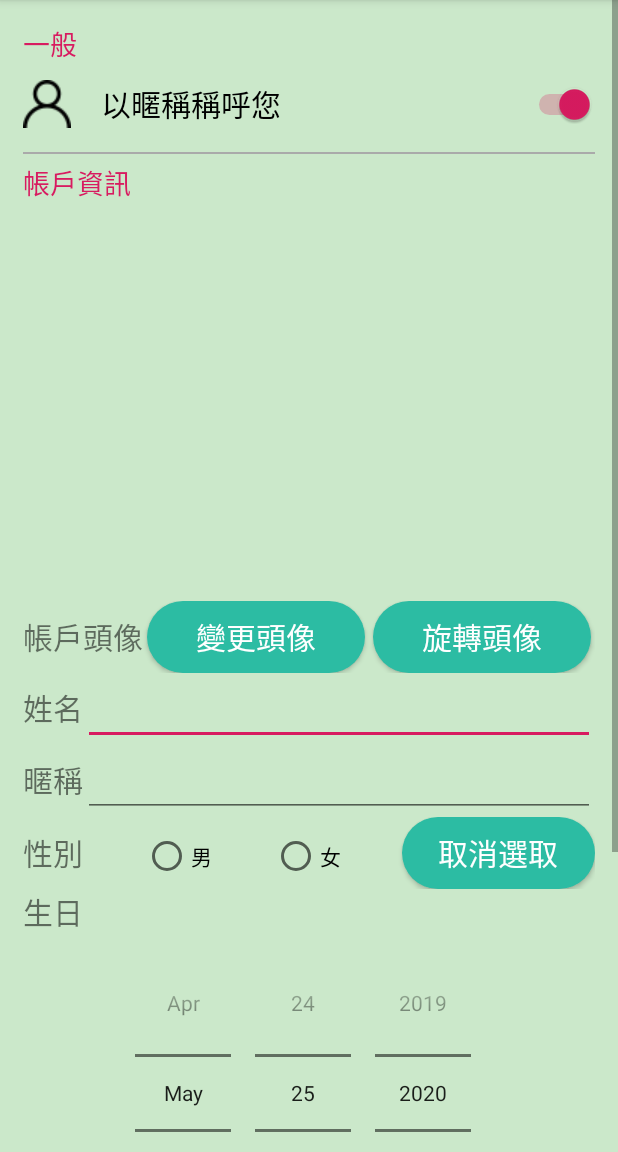
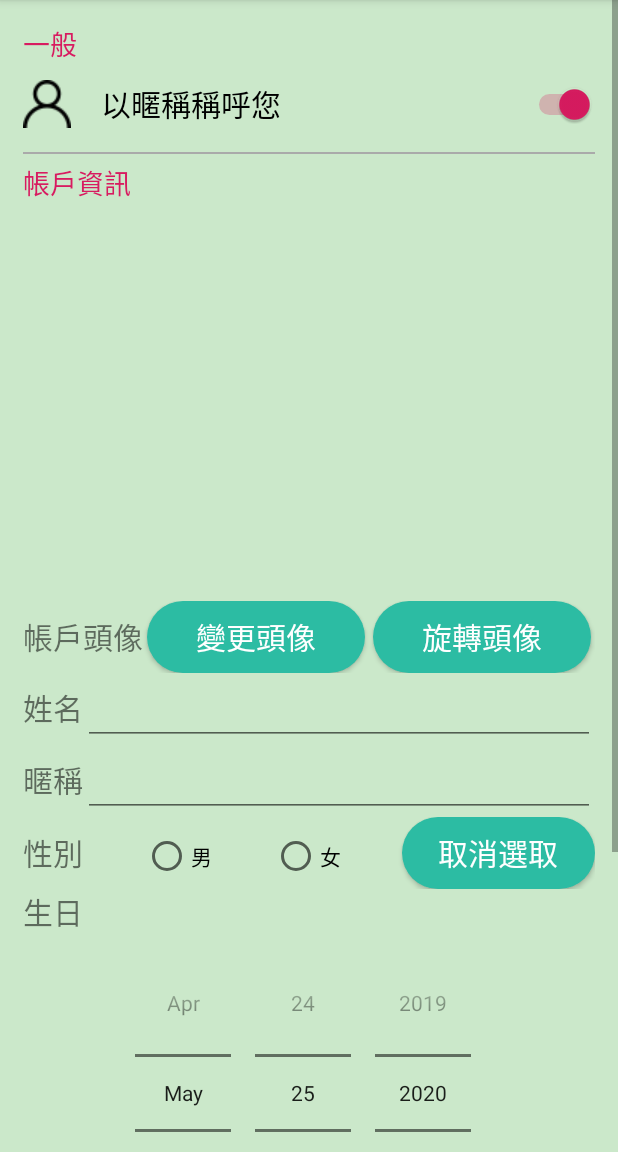
Before and after one commit to ericbig66/Hapyy-Coin-Client-Remaster, an Android app: the AlterMember screen opened directly, with no data from a screen before it, on a phone screen of 412 x 824 dp, the part 84-1236 px from its top. Run offline under Robolectric (Android 15) with nearby library versions, the light colour scheme and no system bars; libraries missing offline, so code that uses them is left out: com.journeyapps.barcodescanner, com.mikhaellopez.circularimageview; plain views replace CircularImageView; 12 statements that could not run were skipped.

Commit message:
0525 lsst update

```diff
--- a/app/src/main/java/com/greeting/happycoin/AlterMember.java
+++ b/app/src/main/java/com/greeting/happycoin/AlterMember.java
@@ -49,17 +49,17 @@ import java.sql.Types;
 import java.text.SimpleDateFormat;
 import java.util.Date;
 
-import static com.greeting.happycoin.LoginAndRegister.getPfr;
 import static com.greeting.happycoin.LoginAndRegister.getUUID;
 import static com.greeting.happycoin.LoginAndRegister.inf;
 import static com.greeting.happycoin.LoginAndRegister.nm;
 import static com.greeting.happycoin.LoginAndRegister.pass;
 import static com.greeting.happycoin.LoginAndRegister.pf;
-import static com.greeting.happycoin.LoginAndRegister.popup;
-import static com.greeting.happycoin.LoginAndRegister.setPfr;
 import static com.greeting.happycoin.LoginAndRegister.url;
 import static com.greeting.happycoin.LoginAndRegister.user;
+import static com.greeting.happycoin.MainActivity.getPfr;
 import static com.greeting.happycoin.MainActivity.hideKB;
+import static com.greeting.happycoin.MainActivity.popup;
+import static com.greeting.happycoin.MainActivity.setPfr;
 import static java.lang.String.valueOf;
 
 public class AlterMember extends AppCompatActivity {
@@ -73,7 +73,7 @@ public class AlterMember extends AppCompatActivity {
     SurfaceView RDCAM; //資料接收時掃描畫面顯示處
     BarcodeDetector barcodeDetector; //繼承資料掃描器
     CameraSource cameraSource; //繼承資料時需要相機使用權限
-    String operate = "sav";//操作功能別(sav = 保存修改)***
+    String operate = "sav";//操作功能別(sav = 保存修改、CD = 換機、RD = 資料繼承、back = 返回)
     String ouuid; //舊裝置的UUID
     String pwd; //換機用密碼
     LinearLayout common;//正常模式下的內容
@@ -105,7 +105,7 @@ public class AlterMember extends AppCompatActivity {
         Birthday = findViewById(R.id.Birthday);
         CDhint = findViewById(R.id.CDhint);
         RDhint = findViewById(R.id.RDhint);
-
+        //設定區
         //設定相機
         barcodeDetector = new BarcodeDetector.Builder(this).setBarcodeFormats(Barcode.QR_CODE).build();
         cameraSource = new CameraSource.Builder(this,barcodeDetector).setRequestedPreviewSize(1080,1920).build();
@@ -139,7 +139,7 @@ public class AlterMember extends AppCompatActivity {
         }
         Address.setText(inf[7].equals("null")?"":inf[7]);//通訊地址
         profile.setRotation(Float.parseFloat(inf[4]));//頭像角度
-        //點集換機時的動作
+        //點擊換機時的動作
         CD.setOnClickListener(v -> {
             setAlert("換機確認", "您是否要將此帳號轉移至另一支手機?\n", "是", "否", this);
         });
--- a/app/src/main/java/com/greeting/happycoin/event.java
+++ b/app/src/main/java/com/greeting/happycoin/event.java
@@ -26,7 +26,6 @@ import java.sql.Types;
 
 import static com.greeting.happycoin.LoginAndRegister.getUUID;
 import static com.greeting.happycoin.LoginAndRegister.pass;
-import static com.greeting.happycoin.LoginAndRegister.popup;
 import static com.greeting.happycoin.LoginAndRegister.url;
 import static com.greeting.happycoin.LoginAndRegister.user;
 import static com.greeting.happycoin.MainActivity.AactDate;
@@ -47,6 +46,7 @@ import static com.greeting.happycoin.MainActivity.EventId;
 import static com.greeting.happycoin.MainActivity.attended;
 import static com.greeting.happycoin.MainActivity.entryIsRecent;
 import static com.greeting.happycoin.MainActivity.hideKB;
+import static com.greeting.happycoin.MainActivity.popup;
 
 
 public class event extends AppCompatActivity {
--- a/app/src/main/java/com/greeting/happycoin/eventDetail.java
+++ b/app/src/main/java/com/greeting/happycoin/eventDetail.java
@@ -22,7 +22,6 @@ import java.sql.Types;
 
 import static com.greeting.happycoin.LoginAndRegister.getUUID;
 import static com.greeting.happycoin.LoginAndRegister.pass;
-import static com.greeting.happycoin.LoginAndRegister.popup;
 import static com.greeting.happycoin.LoginAndRegister.url;
 import static com.greeting.happycoin.LoginAndRegister.user;
 import static com.greeting.happycoin.MainActivity.AactDate;
@@ -41,6 +40,7 @@ import static com.greeting.happycoin.MainActivity.Astart_date;
 import static com.greeting.happycoin.MainActivity.Avendor;
 import static com.greeting.happycoin.MainActivity.EventId;
 import static com.greeting.happycoin.MainActivity.attended;
+import static com.greeting.happycoin.MainActivity.popup;
 
 public class eventDetail extends AppCompatActivity {
     //將Base64轉換為點陣圖
--- a/app/src/main/java/com/greeting/happycoin/market.java
+++ b/app/src/main/java/com/greeting/happycoin/market.java
@@ -28,7 +28,6 @@ import java.sql.Types;
 
 import static com.greeting.happycoin.LoginAndRegister.getUUID;
 import static com.greeting.happycoin.LoginAndRegister.pass;
-import static com.greeting.happycoin.LoginAndRegister.popup;
 import static com.greeting.happycoin.LoginAndRegister.url;
 import static com.greeting.happycoin.LoginAndRegister.user;
 import static com.greeting.happycoin.MainActivity.BuyId;
@@ -40,6 +39,7 @@ import static com.greeting.happycoin.MainActivity.Pprice;
 import static com.greeting.happycoin.MainActivity.Vendor;
 import static com.greeting.happycoin.MainActivity.happypi;
 import static com.greeting.happycoin.MainActivity.hideKB;
+import static com.greeting.happycoin.MainActivity.popup;
 
 
 public class market extends AppCompatActivity {
--- a/app/src/main/java/com/greeting/happycoin/productDetail.java
+++ b/app/src/main/java/com/greeting/happycoin/productDetail.java
@@ -21,7 +21,6 @@ import java.sql.Types;
 
 import static com.greeting.happycoin.LoginAndRegister.getUUID;
 import static com.greeting.happycoin.LoginAndRegister.pass;
-import static com.greeting.happycoin.LoginAndRegister.popup;
 import static com.greeting.happycoin.LoginAndRegister.url;
 import static com.greeting.happycoin.LoginAndRegister.user;
 import static com.greeting.happycoin.MainActivity.BuyId;
@@ -32,6 +31,7 @@ import static com.greeting.happycoin.MainActivity.Pname;
 import static com.greeting.happycoin.MainActivity.Pprice;
 import static com.greeting.happycoin.MainActivity.Vendor;
 import static com.greeting.happycoin.MainActivity.hideKB;
+import static com.greeting.happycoin.MainActivity.popup;
 import static com.greeting.happycoin.market.Amount;
 import static com.greeting.happycoin.market.DP;
 
--- a/app/src/main/java/com/greeting/happycoin/scan.java
+++ b/app/src/main/java/com/greeting/happycoin/scan.java
@@ -27,9 +27,9 @@ import java.sql.Types;
 
 import static com.greeting.happycoin.LoginAndRegister.getUUID;
 import static com.greeting.happycoin.LoginAndRegister.pass;
-import static com.greeting.happycoin.LoginAndRegister.popup;
 import static com.greeting.happycoin.LoginAndRegister.url;
 import static com.greeting.happycoin.LoginAndRegister.user;
+import static com.greeting.happycoin.MainActivity.popup;
 import static com.greeting.happycoin.MainActivity.popupL;
 
 public class scan extends AppCompatActivity {
--- a/app/src/main/java/com/greeting/happycoin/suggest.java
+++ b/app/src/main/java/com/greeting/happycoin/suggest.java
@@ -14,10 +14,10 @@ import java.sql.DriverManager;
 import java.sql.Types;
 
 import static com.greeting.happycoin.LoginAndRegister.pass;
-import static com.greeting.happycoin.LoginAndRegister.popup;
 import static com.greeting.happycoin.LoginAndRegister.url;
 import static com.greeting.happycoin.LoginAndRegister.user;
 import static com.greeting.happycoin.LoginAndRegister.ver;
+import static com.greeting.happycoin.MainActivity.popup;
 
 public class suggest extends AppCompatActivity {
     EditText text ;
--- a/app/src/main/res/layout/layout_alter_member.xml
+++ b/app/src/main/res/layout/layout_alter_member.xml
@@ -28,6 +28,8 @@
                     android:id="@+id/textView"
                     android:layout_width="match_parent"
                     android:layout_height="wrap_content"
+                    android:focusable="true"
+                    android:focusableInTouchMode="true"
                     android:text="一般"
                     android:textColor="@color/colorAccent"
                     android:textSize="18sp" />
@@ -38,6 +40,8 @@
                     android:layout_height="53dp"
                     android:button="@drawable/ic_greet"
                     android:checked="true"
+                    android:focusable="false"
+                    android:focusableInTouchMode="true"
                     android:text="　以暱稱稱呼您"
                     android:textSize="20sp" />
 
@@ -64,6 +68,7 @@
                     android:layout_gravity="center_horizontal"
                     android:layout_marginBottom="15dp"
                     android:background="#00FFFFFF"
+                    android:focusable="false"
                     android:visibility="visible"
                     app:civ_border_color="#2CBCA3"
                     app:civ_border_width="4dp"
@@ -125,6 +130,8 @@
                         android:layout_width="match_parent"
                         android:layout_height="wrap_content"
                         android:ems="10"
+                        android:focusable="false"
+                        android:focusableInTouchMode="true"
                         android:inputType="textPersonName"
                         android:textSize="20sp" />
                 </LinearLayout>
@@ -144,6 +151,8 @@
                         android:layout_width="match_parent"
                         android:layout_height="wrap_content"
                         android:ems="10"
+                        android:focusable="false"
+                        android:focusableInTouchMode="true"
                         android:inputType="textPersonName"
                         android:textSize="20sp" />
 
@@ -217,6 +226,8 @@
                         android:layout_width="match_parent"
                         android:layout_height="wrap_content"
                         android:ems="10"
+                        android:focusable="false"
+                        android:focusableInTouchMode="true"
                         android:inputType="textPersonName"
                         android:textSize="20sp" />
                 </LinearLayout>
```
Also changed, not shown: app/src/main/java/com/greeting/happycoin/LoginAndRegister.java (+2 -23 lines), app/src/main/java/com/greeting/happycoin/MainActivity.java (+22 -0 lines), 2 other files.
